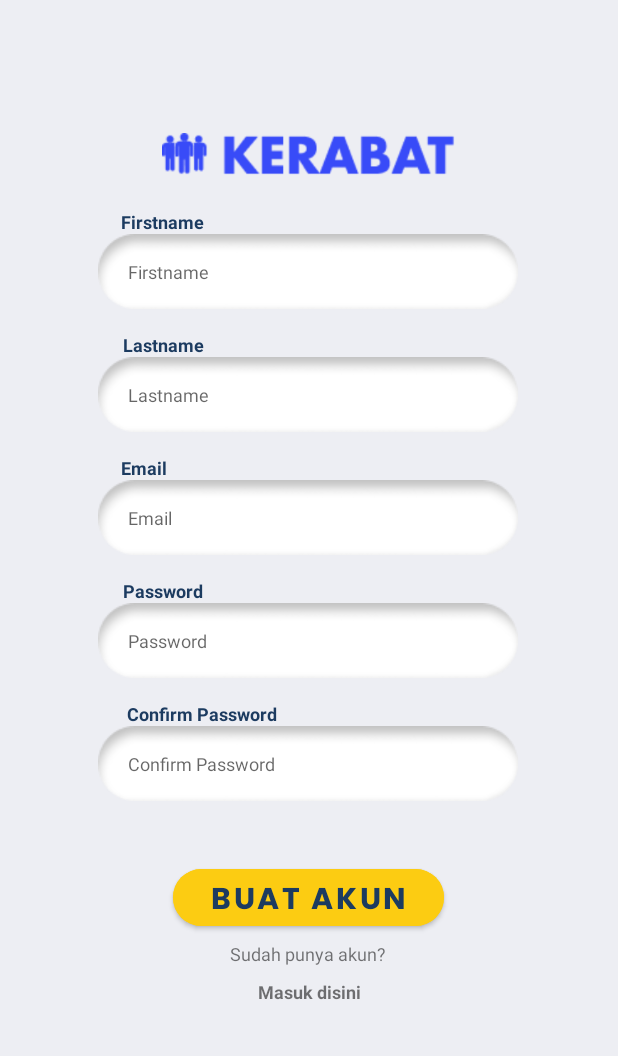
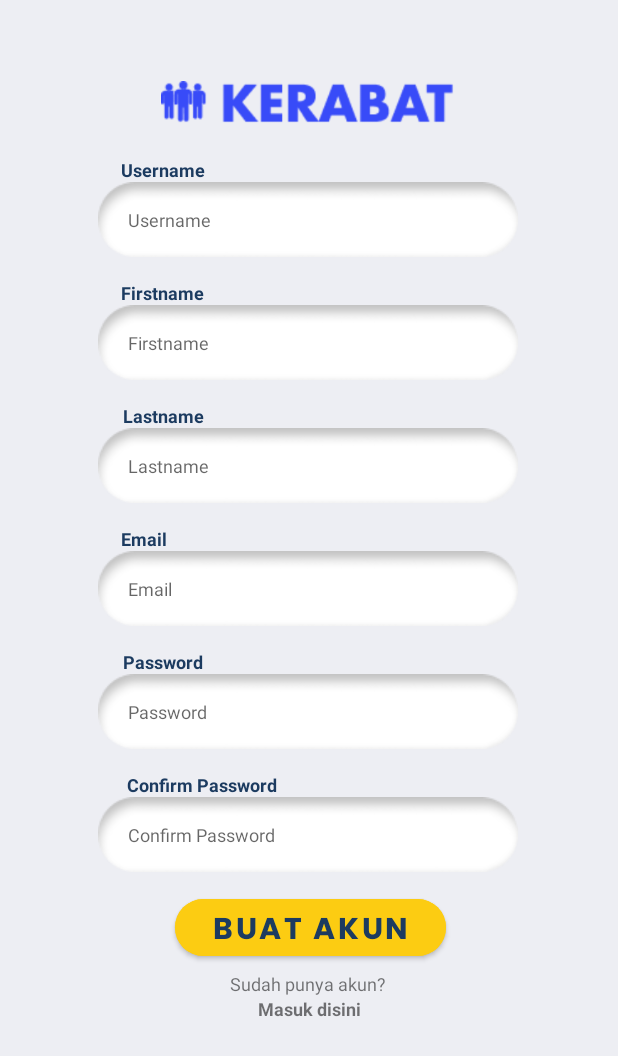
Before and after one commit to MRafliS71/Kelompok-3_Mobile-Application-New-, an Android app: the SignInKerabatActivity screen opened directly, with no data from a screen before it, on a phone screen of 412 x 824 dp. Shown: the top 1056 px of the screen. Run offline under Robolectric (Android 15) with nearby library versions, the phone set to English and light mode, and no system bars.

Commit message:
tambah username

```diff
--- a/KerabatApplication/app/src/main/res/layout/activity_sign_in_kerabat.xml
+++ b/KerabatApplication/app/src/main/res/layout/activity_sign_in_kerabat.xml
@@ -16,11 +16,28 @@
         android:ems="10"
         android:hint="Firstname"
         android:inputType=""
+
         android:paddingLeft="20dp"
-
         android:textSize="12sp"
         app:layout_constraintEnd_toEndOf="parent"
-        app:layout_constraintHorizontal_bias="0.495"
+        app:layout_constraintHorizontal_bias="0.496"
+        app:layout_constraintStart_toStartOf="parent"
+        app:layout_constraintTop_toBottomOf="@+id/editTextTextFirstname3" />
+
+    <EditText
+        android:id="@+id/editTextTextFirstname3"
+        android:layout_width="280dp"
+        android:layout_height="50dp"
+        android:layout_marginTop="32dp"
+        android:background="@drawable/form1"
+        android:ems="10"
+        android:hint="Username"
+        android:inputType=""
+
+        android:paddingLeft="20dp"
+        android:textSize="12sp"
+        app:layout_constraintEnd_toEndOf="parent"
+        app:layout_constraintHorizontal_bias="0.496"
         app:layout_constraintStart_toStartOf="parent"
         app:layout_constraintTop_toBottomOf="@+id/imageView" />
 
@@ -97,19 +114,18 @@
         android:id="@+id/imageView"
         android:layout_width="195dp"
         android:layout_height="39dp"
-        app:layout_constraintBottom_toBottomOf="parent"
+        android:layout_marginTop="50dp"
         app:layout_constraintEnd_toEndOf="parent"
-        app:layout_constraintHorizontal_bias="0.497"
+        app:layout_constraintHorizontal_bias="0.495"
         app:layout_constraintStart_toStartOf="parent"
         app:layout_constraintTop_toTopOf="parent"
-        app:layout_constraintVertical_bias="0.108"
         app:srcCompat="@drawable/kerabattitle" />
 
     <Button
         android:id="@+id/buatakunButton"
         android:layout_width="190dp"
         android:layout_height="50dp"
-        android:layout_marginBottom="121dp"
+        android:layout_marginTop="12dp"
         android:backgroundTint="#FCCC12"
         android:fontFamily="@font/poppins_bold"
         android:insetLeft="5dp"
@@ -118,21 +134,32 @@
         android:textColor="#1C3B60"
         android:textSize="20sp"
         app:cornerRadius="20dp"
-        app:layout_constraintBottom_toBottomOf="parent"
         app:layout_constraintEnd_toEndOf="parent"
-        app:layout_constraintHorizontal_bias="0.497"
+        app:layout_constraintHorizontal_bias="0.506"
         app:layout_constraintStart_toStartOf="parent"
-        app:layout_constraintTop_toBottomOf="@+id/editTextTextPassword3"
-        app:layout_constraintVertical_bias="0.333" />
+        app:layout_constraintTop_toBottomOf="@+id/editTextTextPassword3" />
 
     <TextView
         android:id="@+id/textView20"
         android:layout_width="wrap_content"
         android:layout_height="wrap_content"
-        android:text="Firstname"
+        android:text="Username"
+        android:textColor="#1C3B60"
         android:textSize="12sp"
         android:textStyle="bold"
+        app:layout_constraintBottom_toTopOf="@+id/editTextTextFirstname3"
+        app:layout_constraintEnd_toEndOf="parent"
+        app:layout_constraintHorizontal_bias="0.227"
+        app:layout_constraintStart_toStartOf="parent" />
+
+    <TextView
+        android:id="@+id/textView29"
+        android:layout_width="wrap_content"
+        android:layout_height="wrap_content"
+        android:text="Firstname"
         android:textColor="#1C3B60"
+        android:textSize="12sp"
+        android:textStyle="bold"
         app:layout_constraintBottom_toTopOf="@+id/editTextTextFirstname"
         app:layout_constraintEnd_toEndOf="parent"
         app:layout_constraintHorizontal_bias="0.227"
@@ -209,10 +236,8 @@
         android:text="Masuk disini"
         android:textSize="12sp"
         android:textStyle="bold"
-        app:layout_constraintBottom_toBottomOf="parent"
         app:layout_constraintEnd_toEndOf="parent"
         app:layout_constraintStart_toStartOf="parent"
-        app:layout_constraintTop_toTopOf="@+id/textView30"
-        app:layout_constraintVertical_bias="0.141" />
+        app:layout_constraintTop_toBottomOf="@+id/textView30" />
 
 </androidx.constraintlayout.widget.ConstraintLayout>
```
